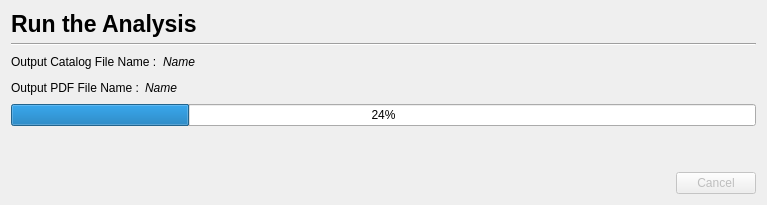
Above: PhzQtUI/auxdir/PhzQtUI/DialogRunAnalysis.ui from astrorama/Phosphoros before the change. Below: the same form after it.
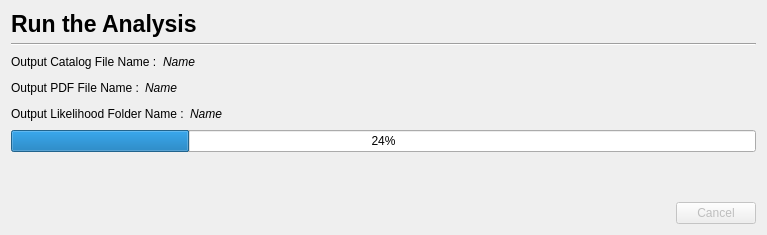
That is the form after the change.

Commit message: Update the Run Analysis popup

Diff of the .ui file:
```diff
--- a/PhzQtUI/auxdir/PhzQtUI/DialogRunAnalysis.ui
+++ b/PhzQtUI/auxdir/PhzQtUI/DialogRunAnalysis.ui
@@ -7,7 +7,7 @@
     <x>0</x>
     <y>0</y>
     <width>767</width>
-    <height>205</height>
+    <height>235</height>
    </rect>
   </property>
   <property name="windowTitle">
@@ -124,6 +124,42 @@
      </item>
     </layout>
    </item>
+   <item>
+    <layout class="QHBoxLayout" name="lay_lik">
+     <item>
+      <widget class="QLabel" name="label_lik">
+       <property name="text">
+        <string>Output Likelihood Folder Name :</string>
+       </property>
+      </widget>
+     </item>
+     <item>
+      <widget class="QLabel" name="label_name_lik">
+       <property name="font">
+        <font>
+         <italic>true</italic>
+        </font>
+       </property>
+       <property name="text">
+        <string>Name</string>
+       </property>
+      </widget>
+     </item>
+     <item>
+      <spacer name="horizontalSpacer_5">
+       <property name="orientation">
+        <enum>Qt::Horizontal</enum>
+       </property>
+       <property name="sizeHint" stdset="0">
+        <size>
+         <width>40</width>
+         <height>20</height>
+        </size>
+       </property>
+      </spacer>
+     </item>
+    </layout>
+   </item>
    <item>
     <widget class="QProgressBar" name="progressBar">
      <property name="value">
```
Left out of the diff: 8 changed lines with no effect on the pictures. The commit also changes 4 other files.
